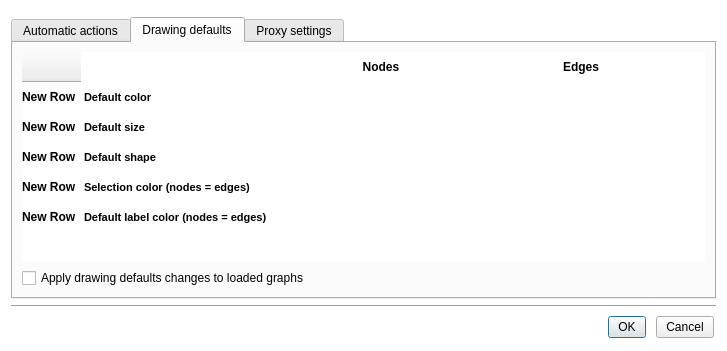
This is plugins/perspective/GraphPerspective/designer/PreferencesDialog.ui in Tulip-Dev/tulip as Qt 5 draws it before an edit. The edited form follows.
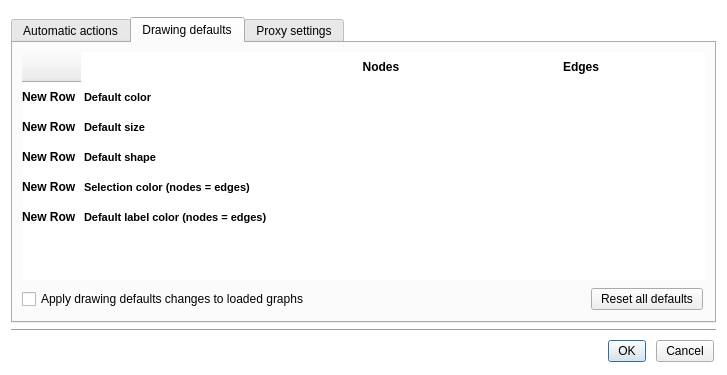
This is the edited form. The open tabs and pages were chosen to show the change. Icons and pictures are not drawn. Custom widgets are drawn as their Qt base class.

Commit message: Preferences dialog improvement: allow to reset drawing defaults to Tulip predefined values

```diff
--- a/plugins/perspective/GraphPerspective/designer/PreferencesDialog.ui
+++ b/plugins/perspective/GraphPerspective/designer/PreferencesDialog.ui
@@ -7,7 +7,7 @@
     <x>0</x>
     <y>0</y>
     <width>727</width>
-    <height>347</height>
+    <height>375</height>
    </rect>
   </property>
   <property name="sizePolicy">
@@ -447,6 +447,11 @@
         </layout>
        </item>
        <item>
+        <layout class="QHBoxLayout" name="drawingHorizontalLayout">
+         <property name="spacing">
+          <number>0</number>
+         </property>
+         <item>
         <widget class="QCheckBox" name="applyDrawingDefaultsCheck">
          <property name="toolTip">
           <string>Check this, if you want to apply your changes to the graphs currenty loaded</string>
@@ -455,6 +460,31 @@
           <string>Apply drawing defaults changes to loaded graphs</string>
          </property>
         </widget>
+         </item>
+         <item>
+          <spacer name="horizontalSpacer_6">
+           <property name="orientation">
+            <enum>Qt::Horizontal</enum>
+           </property>
+           <property name="sizeHint" stdset="0">
+            <size>
+             <width>40</width>
+             <height>20</height>
+            </size>
+           </property>
+          </spacer>
+         </item>
+         <item>
+          <widget class="QPushButton" name="resetAllDrawingDefaultsButton">
+           <property name="toolTip">
+            <string>Reset all drawing defaults to their Tulip predefined values.&lt;br/&gt;You can also reset row specific default values in using a contextual menu displayed by a left click on the title of the corresponding row.</string>
+           </property>
+           <property name="text">
+            <string>Reset all defaults</string>
+           </property>
+          </widget>
+         </item>
+        </layout>
        </item>
       </layout>
      </widget>
```
Left out of the diff: 4 changed lines with no effect on the pictures. Lines whose indentation alone changed are shown as unchanged. The commit also changes 2 other files.
